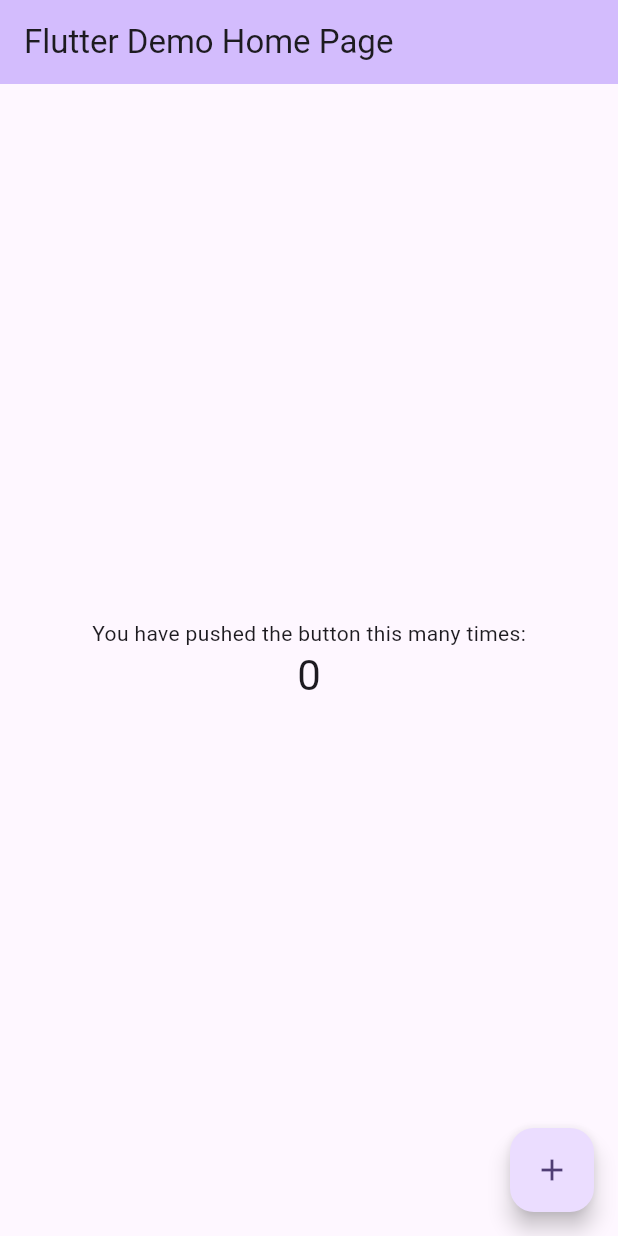
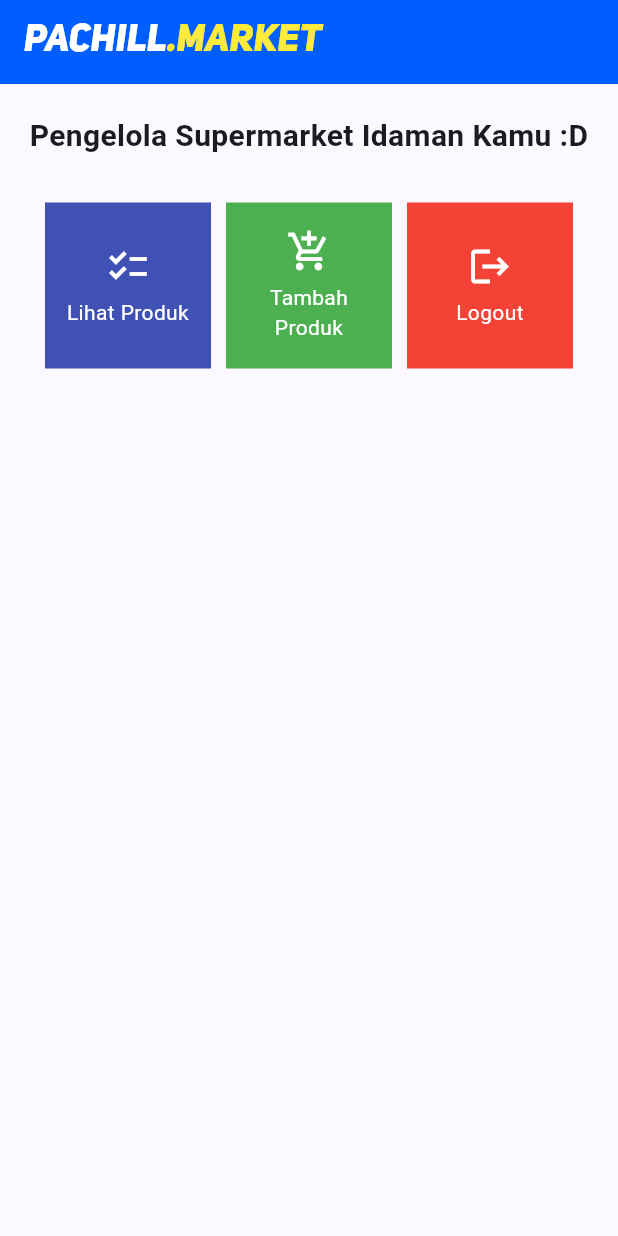
Before and after one commit to adhan-857/pachill-market-mobile, a Flutter app: the screen it shows after launch, on a phone screen of 412 x 824 dp. Run offline on Flutter 3.47's test engine with Material 2 defaults, Android fonts, the phone set to English and light mode, and no system bars.

Commit message:
Selesai Mengerjakan Tugas 7

```diff
--- a/lib/main.dart
+++ b/lib/main.dart
@@ -1,4 +1,5 @@
 import 'package:flutter/material.dart';
+import 'package:pachill_market/menu.dart';
 
 void main() {
   runApp(const MyApp());
@@ -28,98 +29,10 @@
         //
         // This works for code too, not just values: Most code changes can be
         // tested with just a hot reload.
-        colorScheme: ColorScheme.fromSeed(seedColor: Colors.deepPurple),
+        colorScheme: ColorScheme.fromSeed(seedColor: Colors.indigo),
         useMaterial3: true,
       ),
-      home: const MyHomePage(title: 'Flutter Demo Home Page'),
+      home: MyHomePage()
     );
   }
 }
-
-class MyHomePage extends StatefulWidget {
-  const MyHomePage({super.key, required this.title});
-
-  // This widget is the home page of your application. It is stateful, meaning
-  // that it has a State object (defined below) that contains fields that affect
-  // how it looks.
-
-  // This class is the configuration for the state. It holds the values (in this
-  // case the title) provided by the parent (in this case the App widget) and
-  // used by the build method of the State. Fields in a Widget subclass are
-  // always marked "final".
-
-  final String title;
-
-  @override
-  State<MyHomePage> createState() => _MyHomePageState();
-}
-
-class _MyHomePageState extends State<MyHomePage> {
-  int _counter = 0;
-
-  void _incrementCounter() {
-    setState(() {
-      // This call to setState tells the Flutter framework that something has
-      // changed in this State, which causes it to rerun the build method below
-      // so that the display can reflect the updated values. If we changed
-      // _counter without calling setState(), then the build method would not be
-      // called again, and so nothing would appear to happen.
-      _counter++;
-    });
-  }
-
-  @override
-  Widget build(BuildContext context) {
-    // This method is rerun every time setState is called, for instance as done
-    // by the _incrementCounter method above.
-    //
-    // The Flutter framework has been optimized to make rerunning build methods
-    // fast, so that you can just rebuild anything that needs updating rather
-    // than having to individually change instances of widgets.
-    return Scaffold(
-      appBar: AppBar(
-        // TRY THIS: Try changing the color here to a specific color (to
-        // Colors.amber, perhaps?) and trigger a hot reload to see the AppBar
-        // change color while the other colors stay the same.
-        backgroundColor: Theme.of(context).colorScheme.inversePrimary,
-        // Here we take the value from the MyHomePage object that was created by
-        // the App.build method, and use it to set our appbar title.
-        title: Text(widget.title),
-      ),
-      body: Center(
-        // Center is a layout widget. It takes a single child and positions it
-        // in the middle of the parent.
-        child: Column(
-          // Column is also a layout widget. It takes a list of children and
-          // arranges them vertically. By default, it sizes itself to fit its
-          // children horizontally, and tries to be as tall as its parent.
-          //
-          // Column has various properties to control how it sizes itself and
-          // how it positions its children. Here we use mainAxisAlignment to
-          // center the children vertically; the main axis here is the vertical
-          // axis because Columns are vertical (the cross axis would be
-          // horizontal).
-          //
-          // TRY THIS: Invoke "debug painting" (choose the "Toggle Debug Paint"
-          // action in the IDE, or press "p" in the console), to see the
-          // wireframe for each widget.
-          mainAxisAlignment: MainAxisAlignment.center,
-          children: <Widget>[
-            const Text(
-              'You have pushed the button this many times:',
-            ),
-            Text(
-              '$_counter',
-              style: Theme.of(context).textTheme.headlineMedium,
-            ),
-          ],
-        ),
-      ),
-      floatingActionButton: FloatingActionButton(
-        onPressed: _incrementCounter,
-        tooltip: 'Increment',
-        child: const Icon(Icons.add),
-      ), // This trailing comma makes auto-formatting nicer for build methods.
-    );
-  }
-}
--- /dev/null
+++ b/lib/menu.dart
@@ -0,0 +1,149 @@
+import 'package:flutter/material.dart';
+
+class MyHomePage extends StatelessWidget {
+    MyHomePage({Key? key}) : super(key: key);
+
+    final List<ShopItem> items = [
+        ShopItem("Lihat Produk", Icons.checklist),
+        ShopItem("Tambah Produk", Icons.add_shopping_cart),
+        ShopItem("Logout", Icons.logout),
+    ];
+
+    @override
+    Widget build(BuildContext context) {
+      // This method is rerun every time setState is called, for instance as done
+      // by the _incrementCounter method above.
+      //
+      // The Flutter framework has been optimized to make rerunning build methods
+      // fast, so that you can just rebuild anything that needs updating rather
+      // than having to individually change instances of widgets.
+      return Scaffold(
+        appBar: AppBar(
+          backgroundColor: const Color.fromARGB(255, 0, 94, 255),
+          title: RichText(
+            text: TextSpan(
+              children: [
+                TextSpan(
+                  text: 'Pachill',
+                  style: TextStyle(
+                    fontFamily: 'UniSans',
+                    color: Colors.white,
+                    fontSize: 25,
+                  ),
+                ),
+                TextSpan(
+                  text: '.market',
+                  style: TextStyle(
+                    fontFamily: 'UniSans',
+                    color: Colors.yellow,
+                    fontSize: 25,
+                  ),
+                ),
+              ],
+            ),
+          ),
+        ),
+            body: SingleChildScrollView(
+              // Widget wrapper yang dapat discroll
+              child: Padding(
+                padding: const EdgeInsets.all(10.0), // Set padding dari halaman
+                child: Column(
+                  // Widget untuk menampilkan children secara vertikal
+                  children: <Widget>[
+                    const Padding(
+                      padding: EdgeInsets.only(top: 10.0, bottom: 10.0),
+                      // Widget Text untuk menampilkan tulisan dengan alignment center dan style yang sesuai
+                      child: Text(
+                        'Pengelola Supermarket Idaman Kamu :D', // Text yang menandakan toko
+                        textAlign: TextAlign.center,
+                        style: TextStyle(
+                          fontSize: 20,
+                          fontWeight: FontWeight.bold,
+                        ),
+                      ),
+                    ),
+                    // Grid layout
+                    GridView.count(
+                      // Container pada card kita.
+                      primary: true,
+                      padding: const EdgeInsets.all(20),
+                      crossAxisSpacing: 10,
+                      mainAxisSpacing: 10,
+                      crossAxisCount: 3,
+                      shrinkWrap: true,
+                      children: items.map((ShopItem item) {
+                        // Iterasi untuk setiap item
+                        return ShopCard(item);
+                      }).toList(),
+                    ),
+                  ],
+                ),
+              ),
+            ),
+          );
+    }
+}
+
+class ShopItem {
+  final String name;
+  final IconData icon;
+
+  ShopItem(this.name, this.icon);
+}
+
+class ShopCard extends StatelessWidget {
+  final ShopItem item;
+
+  const ShopCard(this.item, {super.key}); // Constructor
+
+  @override
+  Widget build(BuildContext context) {
+    Color backgroundColor;
+    switch (item.name) {
+      case "Tambah Produk":
+        backgroundColor = Colors.green;
+        break;
+      case "Logout":
+        backgroundColor = Colors.red;
+        break;
+      default:
+        backgroundColor = Colors.indigo;
+    }
+
+    return Material(
+      color: backgroundColor, // Apply the determined color
+      child: InkWell(
+        // Area responsive terhadap sentuhan
+        onTap: () {
+          // Memunculkan SnackBar ketika diklik
+          ScaffoldMessenger.of(context)
+            ..hideCurrentSnackBar()
+            ..showSnackBar(SnackBar(
+                content: Text("Kamu telah menekan tombol ${item.name}!")));
+        },
+        child: Container(
+          // Container untuk menyimpan Icon dan Text
+          padding: const EdgeInsets.all(8),
+          child: Center(
+            child: Column(
+              mainAxisAlignment: MainAxisAlignment.center,
+              children: [
+                Icon(
+                  item.icon,
+                  color: Colors.white,
+                  size: 30.0,
+                ),
+                const Padding(padding: EdgeInsets.all(3)),
+                Text(
+                  item.name,
+                  textAlign: TextAlign.center,
+                  style: const TextStyle(color: Colors.white),
+                ),
+              ],
+            ),
+          ),
+        ),
+      ),
+    );
+  }
+}
```
Also changed, not shown: pubspec.yaml (+5 -11 lines), assets/fonts/Uni-Sans-Heavy-Italic.otf (added), 1 other file.
